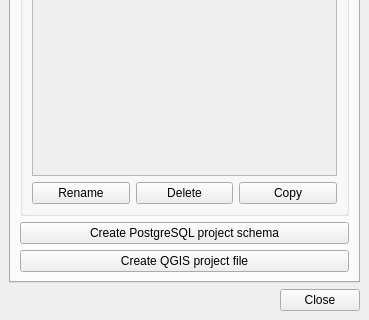
This is ui/readsql.ui in Giswater/giswater_qgis_plugin as Qt 5 draws it before an edit; both pictures show x 0 to 369 and y 316 to 636 of the 369 by 636 pixel window. The edited form follows.
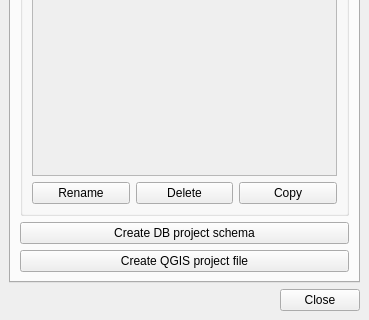
This is the edited form. Icons and pictures are not drawn.

Commit message: Change label for button of create project schema

Patch:
```diff
--- a/ui/readsql.ui
+++ b/ui/readsql.ui
@@ -273,7 +273,7 @@
            </font>
           </property>
           <property name="text">
-           <string>Create PostgreSQL project schema</string>
+           <string>Create DB project schema</string>
           </property>
          </widget>
         </item>
```
Left out of the diff: 2 changed lines with no effect on the pictures.
